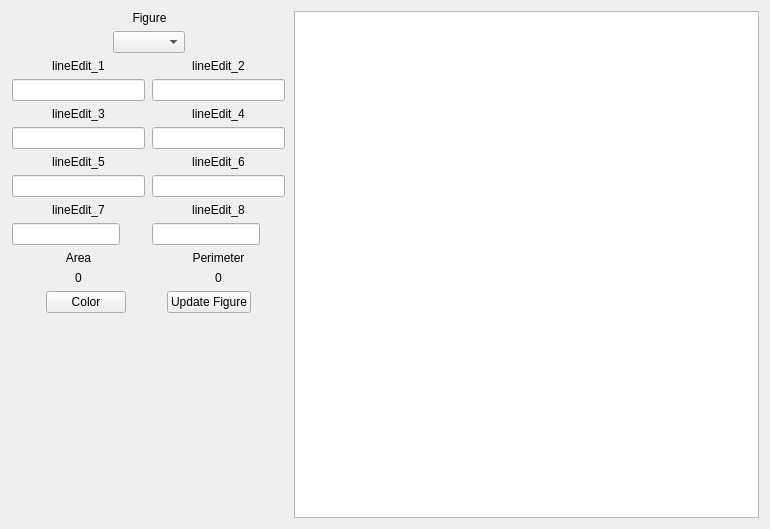
First picture: the form in GUI/widget.ui, repository kudroma/SimpleApplication, before the edit.
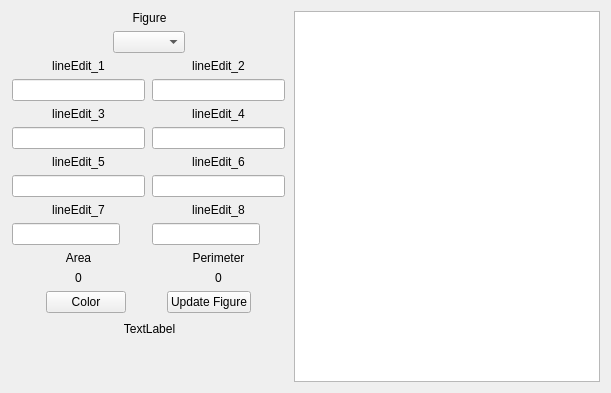
Second picture: the form after the edit.

```diff
--- a/GUI/widget.ui
+++ b/GUI/widget.ui
@@ -6,19 +6,18 @@
    <rect>
     <x>0</x>
     <y>0</y>
-    <width>770</width>
-    <height>529</height>
+    <width>611</width>
+    <height>393</height>
    </rect>
   </property>
   <property name="windowTitle">
    <string>Widget</string>
   </property>
-  <layout class="QHBoxLayout" name="horizontalLayout_3">
+  <layout class="QHBoxLayout" name="horizontalLayout_4">
+   <item>
+    <layout class="QVBoxLayout" name="verticalLayout_14">
    <item>
     <layout class="QVBoxLayout" name="verticalLayout_13">
-     <property name="sizeConstraint">
-      <enum>QLayout::SetFixedSize</enum>
-     </property>
      <item>
       <layout class="QVBoxLayout" name="verticalLayout_12">
        <property name="sizeConstraint">
@@ -655,6 +654,60 @@
             <string>Update Figure</string>
            </property>
           </widget>
+           </item>
+          </layout>
+         </item>
+        </layout>
+       </item>
+       <item>
+        <layout class="QHBoxLayout" name="horizontalLayout_3">
+         <item>
+          <spacer name="horizontalSpacer">
+           <property name="orientation">
+            <enum>Qt::Horizontal</enum>
+           </property>
+           <property name="sizeType">
+            <enum>QSizePolicy::Fixed</enum>
+           </property>
+           <property name="sizeHint" stdset="0">
+            <size>
+             <width>40</width>
+             <height>20</height>
+            </size>
+           </property>
+          </spacer>
+         </item>
+         <item>
+          <widget class="QLabel" name="label_Point">
+           <property name="minimumSize">
+            <size>
+             <width>133</width>
+             <height>0</height>
+            </size>
+           </property>
+           <property name="text">
+            <string>TextLabel</string>
+           </property>
+           <property name="alignment">
+            <set>Qt::AlignCenter</set>
+           </property>
+          </widget>
+         </item>
+         <item>
+          <spacer name="horizontalSpacer_2">
+           <property name="orientation">
+            <enum>Qt::Horizontal</enum>
+           </property>
+           <property name="sizeType">
+            <enum>QSizePolicy::Fixed</enum>
+           </property>
+           <property name="sizeHint" stdset="0">
+            <size>
+             <width>40</width>
+             <height>20</height>
+            </size>
+           </property>
+          </spacer>
          </item>
         </layout>
        </item>
```
Lines whose indentation alone changed are shown as unchanged.
